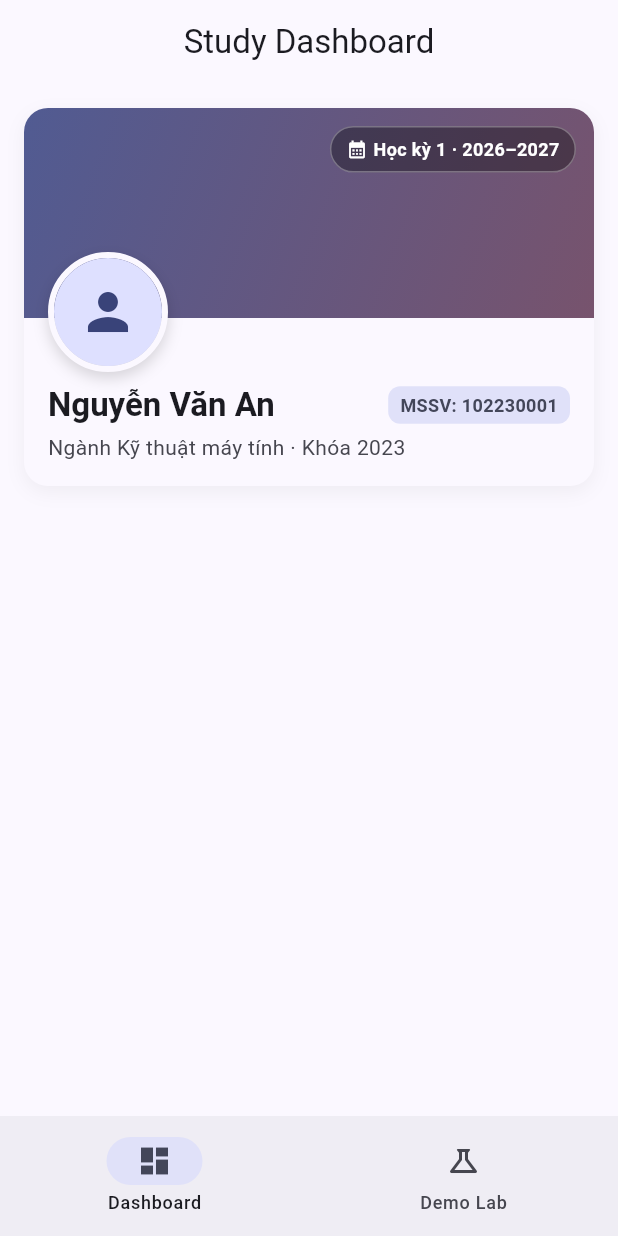
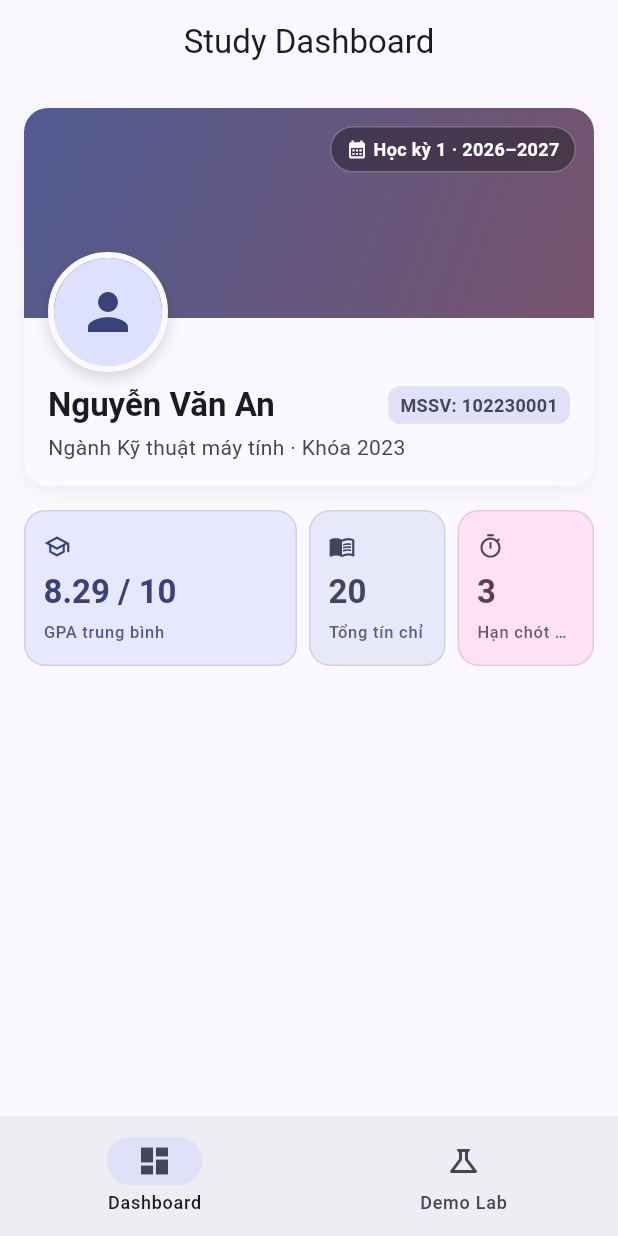
Before and after one commit to cityengin/study-dashboard, a Flutter app: the screen it shows after launch, on a phone screen of 412 x 824 dp. Run offline on Flutter 3.47's test engine with Material 3 defaults, Android fonts, the phone set to English and light mode, and no system bars.

Commit message:
feat(dashboard): hàng thẻ thống kê Row + Expanded

```diff
--- a/lib/screens/dashboard/dashboard_screen.dart
+++ b/lib/screens/dashboard/dashboard_screen.dart
@@ -1,5 +1,7 @@
 import 'package:flutter/material.dart';
+import '../../data/mock_data.dart';
 import 'widgets/profile_banner.dart';
+import 'widgets/stats_row.dart';
 
 class DashboardScreen extends StatelessWidget {
   const DashboardScreen({super.key});
@@ -12,12 +14,18 @@ class DashboardScreen extends StatelessWidget {
         centerTitle: true,
       ),
       // [SingleChildScrollView] Cho phép cuộn trang dashboard linh hoạt tránh lỗi overflow chiều dọc
-      body: const SingleChildScrollView(
-        padding: EdgeInsets.all(16),
+      body: SingleChildScrollView(
+        padding: const EdgeInsets.all(16),
         child: Column(
           crossAxisAlignment: CrossAxisAlignment.stretch,
           children: [
-            ProfileBanner(),
+            const ProfileBanner(),
+            const SizedBox(height: 16),
+            // [Row + Expanded] Hàng thẻ thống kê phân bổ theo tỷ lệ 2:1:1
+            const StatsRow(
+              courses: mockCourses,
+              deadlines: mockDeadlines,
+            ),
           ],
         ),
       ),
--- /dev/null
+++ b/lib/screens/dashboard/widgets/stats_row.dart
@@ -0,0 +1,141 @@
+import 'package:flutter/material.dart';
+import '../../../models/study_models.dart';
+
+class StatsRow extends StatelessWidget {
+  final List<Course> courses;
+  final List<Deadline> deadlines;
+
+  const StatsRow({
+    super.key,
+    required this.courses,
+    required this.deadlines,
+  });
+
+  @override
+  Widget build(BuildContext context) {
+    final theme = Theme.of(context);
+
+    // Tính toán số liệu trực tiếp từ danh sách truyền vào constructor
+    int totalCredits = 0;
+    double weightedScoreSum = 0;
+    for (final course in courses) {
+      totalCredits += course.credits;
+      weightedScoreSum += course.score * course.credits;
+    }
+    final double gpa = totalCredits > 0 ? weightedScoreSum / totalCredits : 0.0;
+    final int upcomingDeadlines = deadlines.where((d) => d.daysLeft <= 7).length;
+
+    return Row(
+      children: [
+        // [Row + Expanded] Thẻ GPA chiếm flex 2 (gấp đôi không gian các thẻ còn lại)
+        Expanded(
+          flex: 2,
+          child: _StatCard(
+            title: 'GPA trung bình',
+            value: '${gpa.toStringAsFixed(2)} / 10',
+            icon: Icons.school_outlined,
+            cardColor: theme.colorScheme.primaryContainer.withValues(alpha: 0.7),
+            contentColor: theme.colorScheme.onPrimaryContainer,
+          ),
+        ),
+        const SizedBox(width: 8),
+
+        // [Row + Expanded] Thẻ Tổng tín chỉ chiếm flex 1
+        Expanded(
+          flex: 1,
+          child: _StatCard(
+            title: 'Tổng tín chỉ',
+            value: '$totalCredits',
+            icon: Icons.menu_book_outlined,
+            cardColor: theme.colorScheme.secondaryContainer.withValues(alpha: 0.7),
+            contentColor: theme.colorScheme.onSecondaryContainer,
+          ),
+        ),
+        const SizedBox(width: 8),
+
+        // [Row + Expanded] Thẻ Hạn chót sắp tới chiếm flex 1
+        Expanded(
+          flex: 1,
+          child: _StatCard(
+            title: 'Hạn chót ≤7d',
+            value: '$upcomingDeadlines',
+            icon: Icons.timer_outlined,
+            cardColor: theme.colorScheme.tertiaryContainer.withValues(alpha: 0.7),
+            contentColor: theme.colorScheme.onTertiaryContainer,
+          ),
+        ),
+      ],
+    );
+  }
+}
+
+class _StatCard extends StatelessWidget {
+  final String title;
+  final String value;
+  final IconData icon;
+  final Color cardColor;
+  final Color contentColor;
+
+  const _StatCard({
+    required this.title,
+    required this.value,
+    required this.icon,
+    required this.cardColor,
+    required this.contentColor,
+  });
+
+  @override
+  Widget build(BuildContext context) {
+    final theme = Theme.of(context);
+
+    return Container(
+      padding: const EdgeInsets.symmetric(horizontal: 12, vertical: 14),
+      decoration: BoxDecoration(
+        color: cardColor,
+        borderRadius: BorderRadius.circular(14),
+        border: Border.all(
+          color: contentColor.withValues(alpha: 0.15),
+          width: 1,
+        ),
+      ),
+      child: Column(
+        crossAxisAlignment: CrossAxisAlignment.start,
+        mainAxisSize: MainAxisSize.min,
+        children: [
+          Row(
+            children: [
+              Icon(icon, size: 18, color: contentColor),
+              const Spacer(),
+            ],
+          ),
+          const SizedBox(height: 8),
+
+          // [FittedBox] Tự động co tỉ lệ số lớn để không bao giờ bị overflow khi thẻ hẹp
+          FittedBox(
+            fit: BoxFit.scaleDown,
+            alignment: Alignment.centerLeft,
+            child: Text(
+              value,
+              style: theme.textTheme.titleLarge?.copyWith(
+                fontWeight: FontWeight.bold,
+                color: contentColor,
+              ),
+            ),
+          ),
+          const SizedBox(height: 4),
+
+          // Nhãn tiêu đề dùng maxLines và ellipsis để tránh tràn chữ
+          Text(
+            title,
+            maxLines: 1,
+            overflow: TextOverflow.ellipsis,
+            style: theme.textTheme.labelSmall?.copyWith(
+              color: contentColor.withValues(alpha: 0.85),
+              fontWeight: FontWeight.w500,
+            ),
+          ),
+        ],
+      ),
+    );
+  }
+}
```
